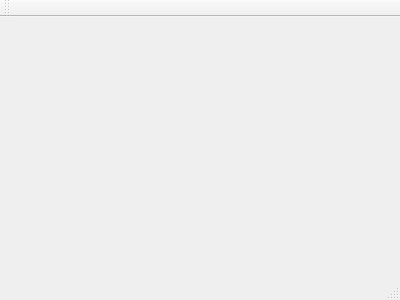
First picture: the form in PaintIt/mainwindow.ui, repository HTLWIENWEST-POS-HEIA/PaintIt, before the edit.
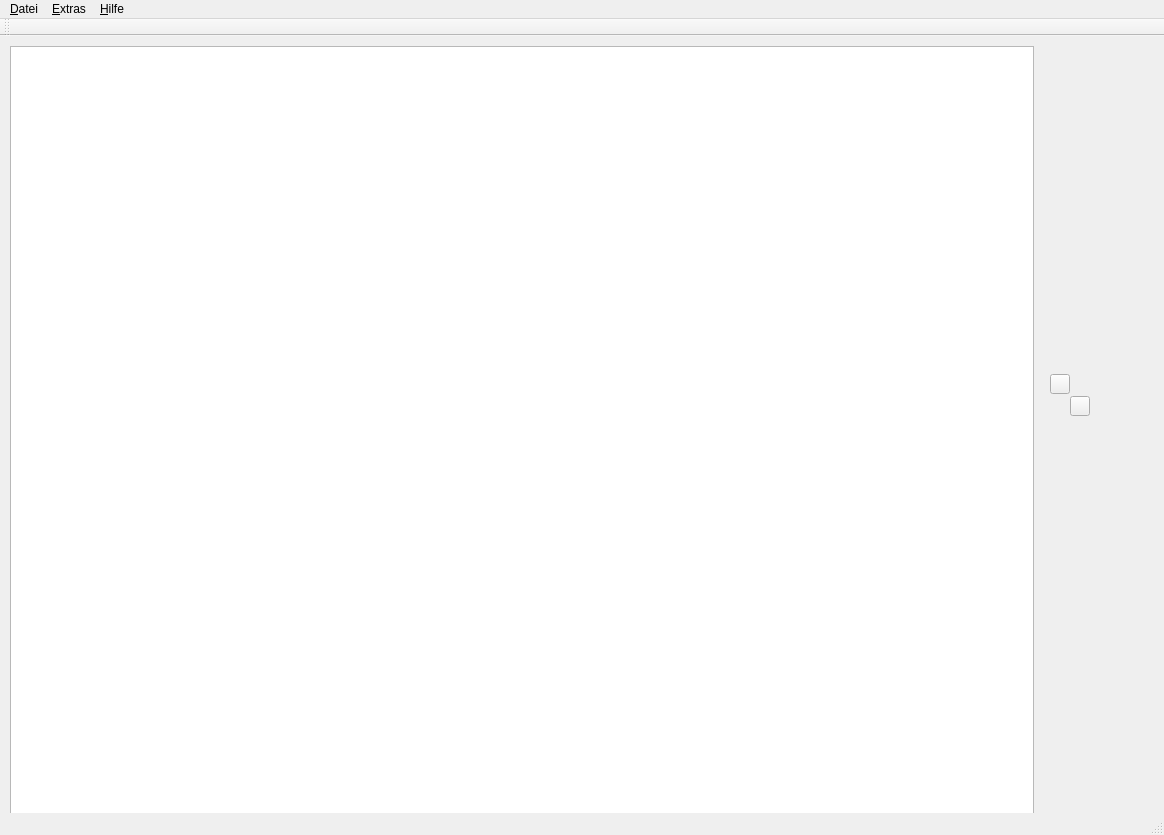
Second picture: the form after the edit.

Diff of the .ui file:
```diff
--- a/PaintIt/mainwindow.ui
+++ b/PaintIt/mainwindow.ui
@@ -1,24 +1,125 @@
 <ui version="4.0">
  <class>MainWindow</class>
- <widget class="QMainWindow" name="MainWindow" >
-  <property name="geometry" >
+ <widget class="QMainWindow" name="MainWindow">
+  <property name="geometry">
    <rect>
     <x>0</x>
     <y>0</y>
-    <width>400</width>
-    <height>300</height>
+    <width>1164</width>
+    <height>835</height>
    </rect>
   </property>
   <property name="windowTitle" >
    <string>MainWindow</string>
   </property>
-  <widget class="QMenuBar" name="menuBar" />
-  <widget class="QToolBar" name="mainToolBar" />
-  <widget class="QWidget" name="centralWidget" />
-  <widget class="QStatusBar" name="statusBar" />
+  <widget class="QWidget" name="centralWidget">
+   <widget class="QGraphicsView" name="graphicsView">
+    <property name="geometry">
+     <rect>
+      <x>10</x>
+      <y>10</y>
+      <width>1024</width>
+      <height>768</height>
+     </rect>
+    </property>
+   </widget>
+   <widget class="QToolButton" name="tbtnForegroundColor">
+    <property name="geometry">
+     <rect>
+      <x>1050</x>
+      <y>338</y>
+      <width>20</width>
+      <height>20</height>
+     </rect>
+    </property>
+    <property name="text">
+     <string/>
+    </property>
+   </widget>
+   <widget class="QToolButton" name="tbtnBackgroundColor">
+    <property name="geometry">
+     <rect>
+      <x>1070</x>
+      <y>360</y>
+      <width>20</width>
+      <height>20</height>
+     </rect>
+    </property>
+    <property name="text">
+     <string/>
+    </property>
+   </widget>
+  </widget>
+  <widget class="QMenuBar" name="menuBar">
+   <property name="geometry">
+    <rect>
+     <x>0</x>
+     <y>0</y>
+     <width>1164</width>
+     <height>21</height>
+    </rect>
+   </property>
+   <widget class="QMenu" name="menu_Datei">
+    <property name="title">
+     <string>&amp;Datei</string>
+    </property>
+    <addaction name="action_ffnen"/>
+    <addaction name="action_Speichern_unter"/>
+    <addaction name="separator"/>
+    <addaction name="action_Beenden"/>
+   </widget>
+   <widget class="QMenu" name="menu_Extras">
+    <property name="title">
+     <string>&amp;Extras</string>
+    </property>
+    <addaction name="action_Optionen"/>
+   </widget>
+   <widget class="QMenu" name="menu_Hilfe">
+    <property name="title">
+     <string>&amp;Hilfe</string>
+    </property>
+    <addaction name="action_ber_PaintIt"/>
+   </widget>
+   <addaction name="menu_Datei"/>
+   <addaction name="menu_Extras"/>
+   <addaction name="menu_Hilfe"/>
+  </widget>
+  <widget class="QToolBar" name="mainToolBar">
+   <attribute name="toolBarArea">
+    <enum>TopToolBarArea</enum>
+   </attribute>
+   <attribute name="toolBarBreak">
+    <bool>false</bool>
+   </attribute>
+  </widget>
+  <widget class="QStatusBar" name="statusBar"/>
+  <action name="action_ffnen">
+   <property name="text">
+    <string>&amp;Öffnen</string>
+   </property>
+  </action>
+  <action name="action_Speichern_unter">
+   <property name="text">
+    <string>&amp;Speichern unter</string>
+   </property>
+  </action>
+  <action name="action_Beenden">
+   <property name="text">
+    <string>&amp;Beenden</string>
+   </property>
+  </action>
+  <action name="action_Optionen">
+   <property name="text">
+    <string>&amp;Optionen</string>
+   </property>
+  </action>
+  <action name="action_ber_PaintIt">
+   <property name="text">
+    <string>&amp;Über PaintIt</string>
+   </property>
+  </action>
  </widget>
- <layoutDefault spacing="6" margin="11" />
- <pixmapfunction></pixmapfunction>
+ <layoutdefault spacing="6" margin="11"/>
  <resources/>
  <connections/>
 </ui>
```
Left out of the diff: 3 changed lines with no effect on the pictures.
